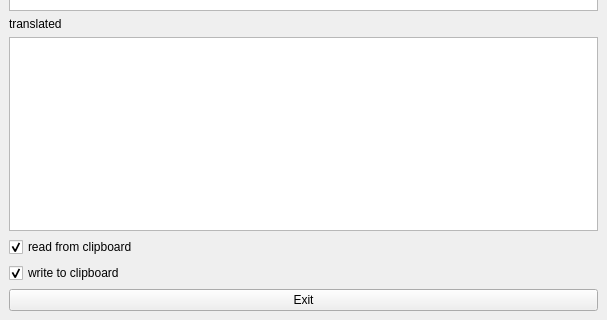
Above: studyNotes/python/Translate/mainwindow.ui from Hanyuu-Furude/TensflowStudy before the change; both pictures show x 0 to 607 and y 213 to 533 of the 607 by 533 pixel window. Below: the same form after it.
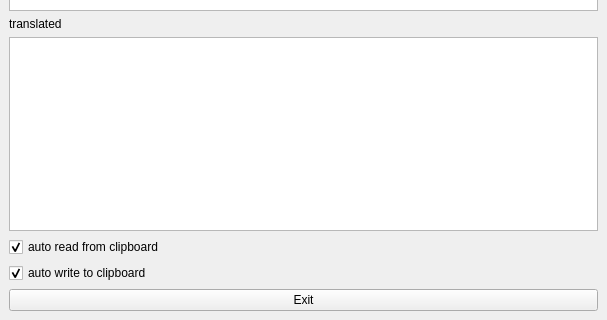
That is the form after the change.

The edit to the form file:
```diff
--- a/studyNotes/python/Translate/mainwindow.ui
+++ b/studyNotes/python/Translate/mainwindow.ui
@@ -62,7 +62,7 @@
       <item>
        <widget class="QCheckBox" name="checkBoxR">
         <property name="text">
-         <string>read from clipboard</string>
+         <string>auto read from clipboard</string>
         </property>
         <property name="checked">
          <bool>true</bool>
@@ -72,7 +72,7 @@
       <item>
        <widget class="QCheckBox" name="checkBoxW">
         <property name="text">
-         <string>write to clipboard</string>
+         <string>auto write to clipboard</string>
         </property>
         <property name="checked">
          <bool>true</bool>
```
Left out of the diff: 2 changed lines with no effect on the pictures.
